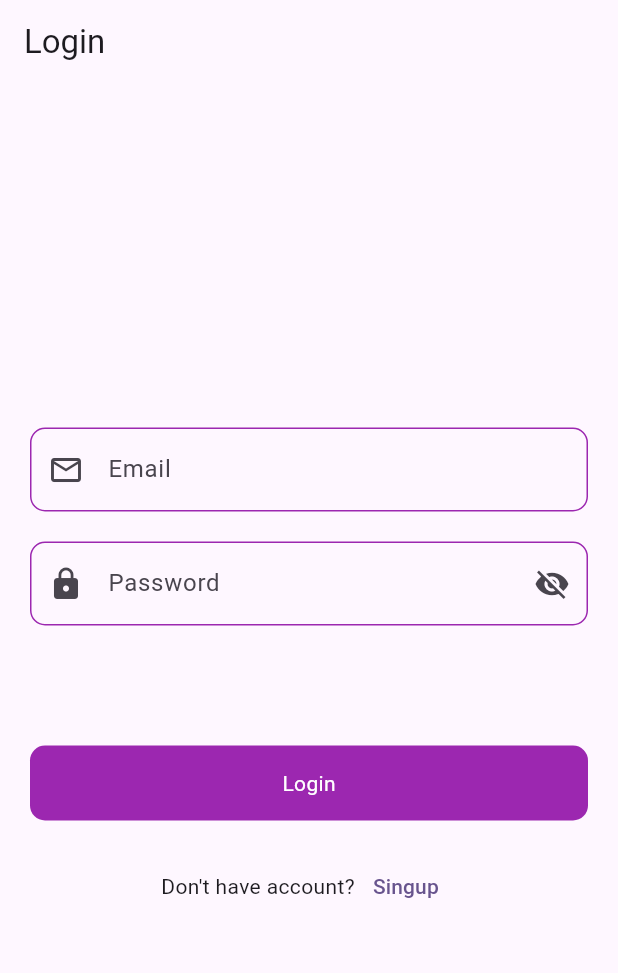
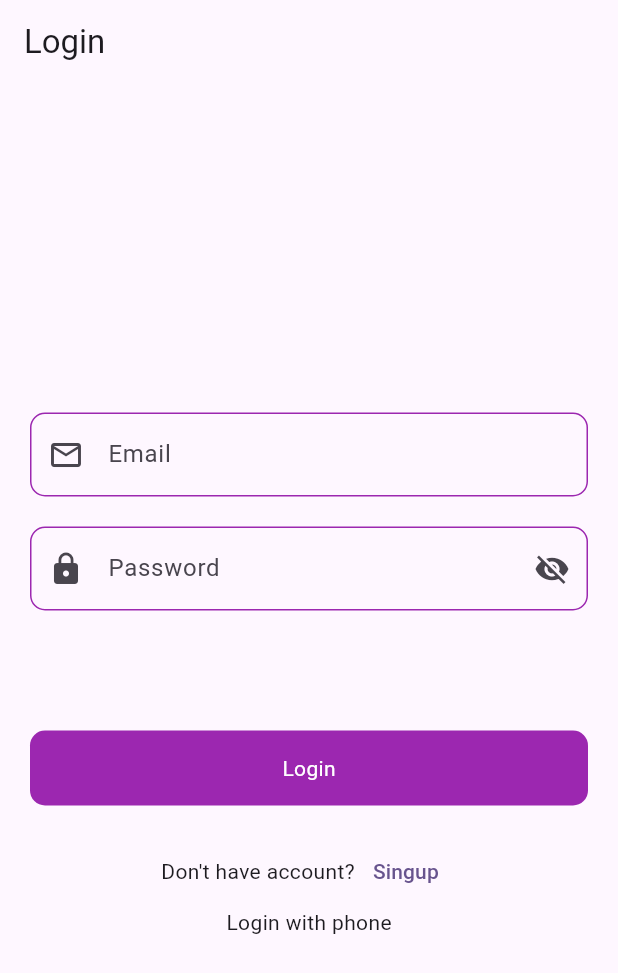
Before and after one commit to FAHIMSHAKIL102/flutter_firebase_practice_thetechbrothers, a Flutter app: the screen it shows after launch, on a phone screen of 412 x 824 dp. Shown: the top 973 px of the screen. Run offline on Flutter 3.47's test engine with Material 3 defaults, Android fonts, the light colour scheme and no system bars; our stand-ins replace firebase_auth, firebase_core, fluttertoast; accounts and stored records are empty.

Commit message:
add_login_screen

```diff
--- a/lib/pages/auth/login_screen.dart
+++ b/lib/pages/auth/login_screen.dart
@@ -145,6 +145,7 @@ class _LoginScreenState extends State<LoginScreen> {
               ),
             ],
           ),
+          Container(child: Center(child: Text('Login with phone'))),
         ],
       ),
     );
```
